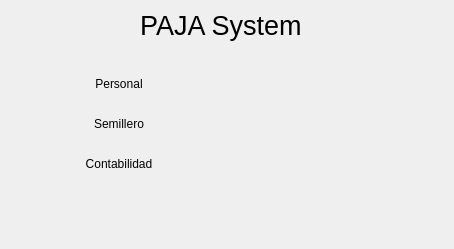
This is Ventanas/principal.ui in jjjohncedeno/P.AJA as Qt 5 draws it before an edit. The edited form follows.
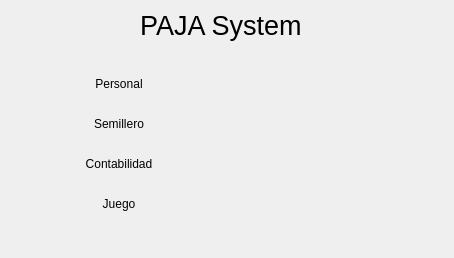
This is the edited form.

```diff
--- a/Ventanas/principal.ui
+++ b/Ventanas/principal.ui
@@ -7,7 +7,7 @@
     <x>0</x>
     <y>0</y>
     <width>454</width>
-    <height>249</height>
+    <height>258</height>
    </rect>
   </property>
   <property name="windowTitle">
@@ -101,6 +101,28 @@
      <string>PAJA System</string>
     </property>
    </widget>
+   <widget class="QPushButton" name="btnJuego">
+    <property name="geometry">
+     <rect>
+      <x>70</x>
+      <y>190</y>
+      <width>98</width>
+      <height>27</height>
+     </rect>
+    </property>
+    <property name="cursor">
+     <cursorShape>PointingHandCursor</cursorShape>
+    </property>
+    <property name="styleSheet">
+     <string notr="true">#btnJuego {
+	border: 1px solid transparent;
+	background-color: transparent;
+}</string>
+    </property>
+    <property name="text">
+     <string>Juego</string>
+    </property>
+   </widget>
   </widget>
   <widget class="QMenuBar" name="menubar">
    <property name="geometry">
```
Left out of the diff: 2 changed lines with no effect on the pictures.
